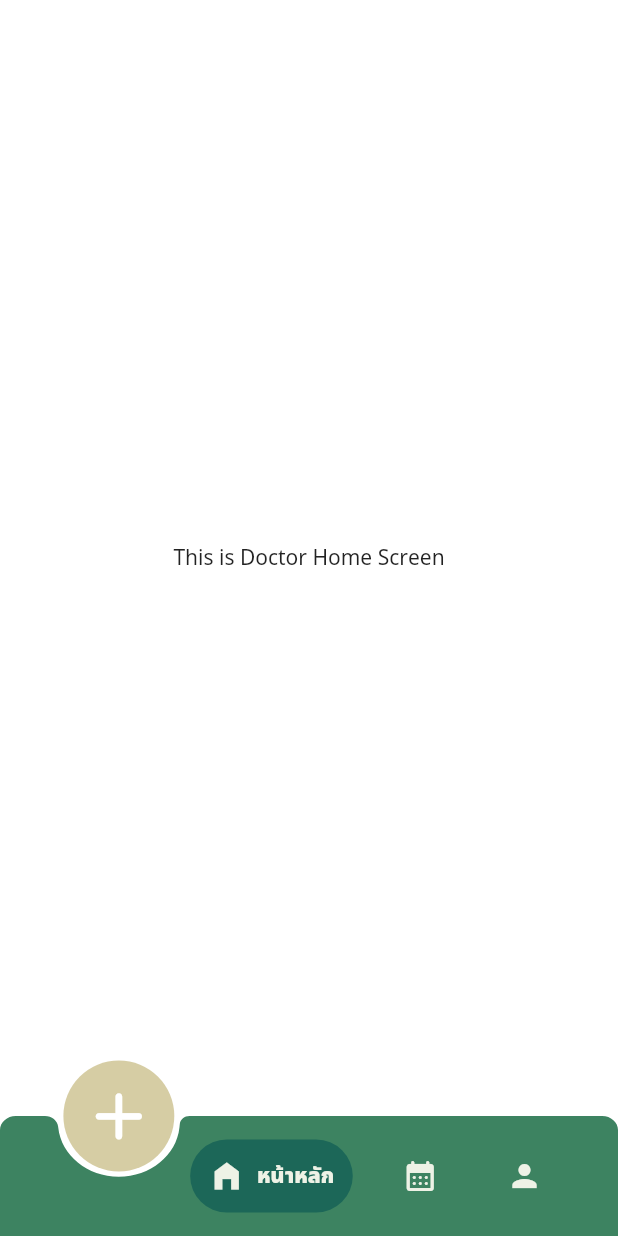
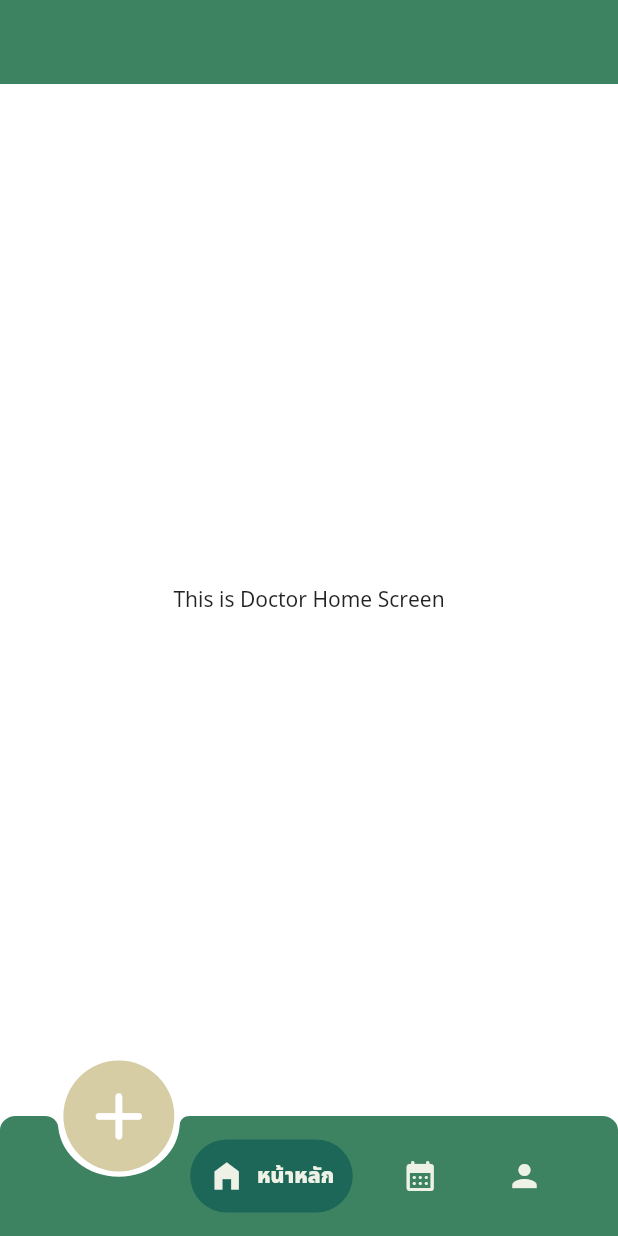
Before and after one commit to Medware-Front-End/Medware-Frontend, a Flutter app: the screen it shows after launch, on a phone screen of 412 x 824 dp. Run offline on Flutter 3.47's test engine with Material 2 defaults, Android fonts, the light colour scheme and no system bars; drawn by our look-alikes of google_nav_bar.

Commit message:
add api folder

```diff
--- a/lib/screens/main/home/admin/home.dart
+++ b/lib/screens/main/home/admin/home.dart
@@ -7,6 +7,7 @@
   Widget build(BuildContext context) {
     return const Center(
       child: Text('This is Admin Home Screen'),
+
     );
   }
 }
--- a/lib/screens/main/home/doctor/home.dart
+++ b/lib/screens/main/home/doctor/home.dart
@@ -7,16 +7,16 @@ class HomeScreen extends StatelessWidget {
 
   @override
   Widget build(BuildContext context) {
-    return const Scaffold(
-      // appBar: AppBar(
-      //   elevation: 0,
-      //   backgroundColor: secondaryColor,
-      //   systemOverlayStyle: const SystemUiOverlayStyle(
-      //     statusBarColor: Colors.transparent,
-      //     systemNavigationBarColor: Colors.transparent,
-      //   ),
-      // ),
-      body: Center(
+    return Scaffold(
+      appBar: AppBar(
+        elevation: 0,
+        backgroundColor: secondaryColor,
+        systemOverlayStyle: const SystemUiOverlayStyle(
+          statusBarColor: Colors.transparent,
+          systemNavigationBarColor: Colors.transparent,
+        ),
+      ),
+      body: const Center(
         child: Text('This is Doctor Home Screen'),
       ),
     );
```
Also changed, not shown: lib/utils/api/temp.dart (added).
